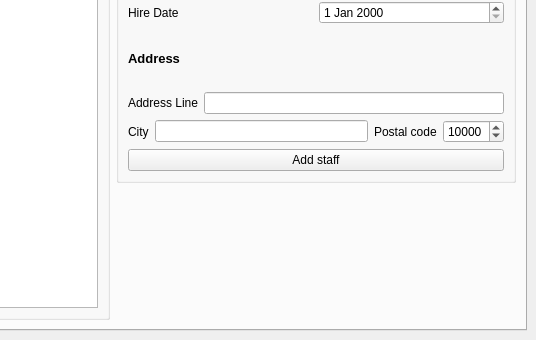
nivcoo/CESI-POO, file window/main/mainwindow.ui: the form before one commit; both pictures show x 923 to 1459 and y 347 to 687 of the 1459 by 687 pixel window.
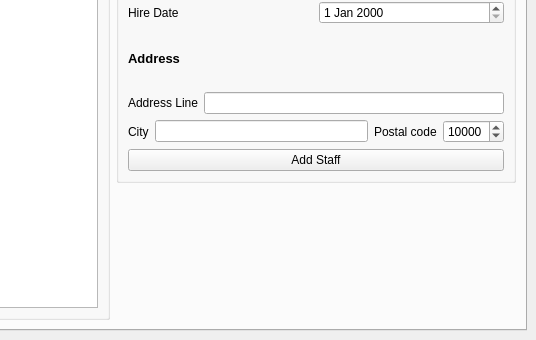
The form after the commit. The open tabs and pages were chosen to show the change.

```diff
--- a/window/main/mainwindow.ui
+++ b/window/main/mainwindow.ui
@@ -1609,7 +1609,7 @@
                   <bool>false</bool>
                  </property>
                  <property name="text">
-                  <string>Add staff</string>
+                  <string>Add Staff</string>
                  </property>
                 </widget>
                </item>
```
Left out of the diff: 4 changed lines with no effect on the pictures.
